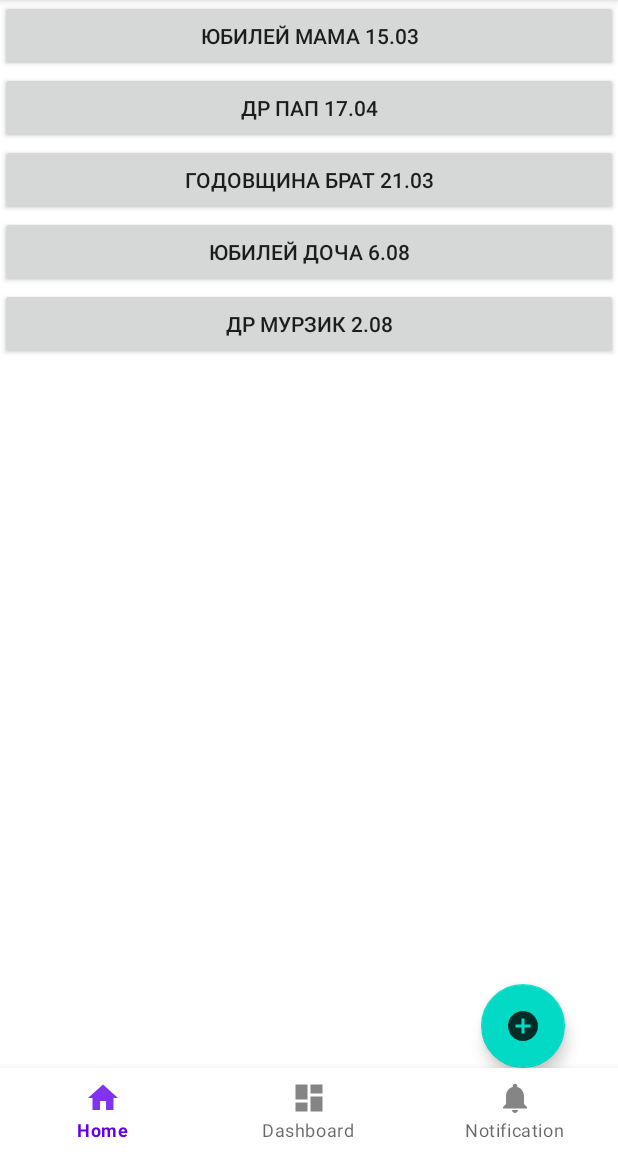
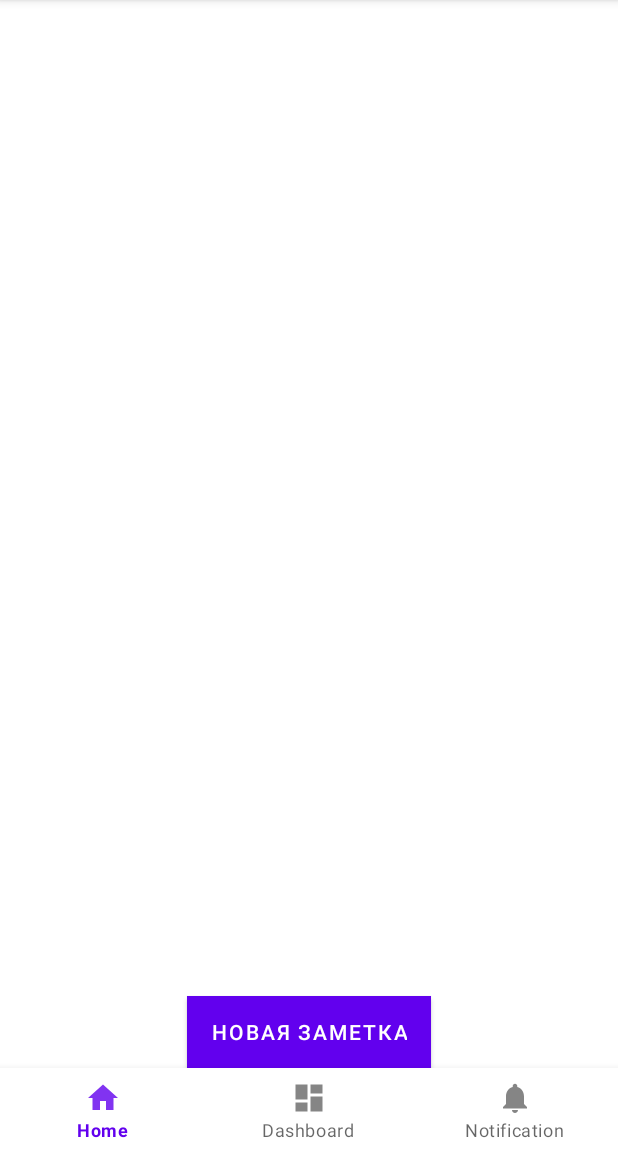
Before and after one commit to Tati1909/Fragment, an Android app: the screen it shows after launch (MainActivity), on a phone screen of 412 x 824 dp, the part 84-1236 px from its top. Run offline under Robolectric (Android 15) with nearby library versions, the phone set to English and light mode, and no system bars.

Commit message:
делала за вами по ходу 8 лекции: создали первый фрагмент с кнопкой создать новую заметку с помощью интерфейса

```diff
--- a/app/src/main/java/com/example/fragment/MainActivity.java
+++ b/app/src/main/java/com/example/fragment/MainActivity.java
@@ -1,21 +1,16 @@
 package com.example.fragment;
 
 import android.annotation.SuppressLint;
-import android.content.res.Configuration;
 import android.os.Bundle;
 import android.view.Menu;
 import android.view.MenuItem;
-import android.widget.PopupMenu;
 import android.widget.Toast;
 
 import androidx.annotation.NonNull;
 import androidx.appcompat.app.AppCompatActivity;
 import androidx.appcompat.widget.Toolbar;
 
-import com.google.android.material.floatingactionbutton.FloatingActionButton;
-
-public class MainActivity extends AppCompatActivity implements NotesFragment.Controller, NotesListFragment.Controller {
-    private FloatingActionButton buttonCreateNote;
+public class MainActivity extends AppCompatActivity implements EditNoteFragment.Controller, NotesListFragment.Contract {
 
     @Override
     protected void onCreate(Bundle savedInstanceState) {
@@ -25,19 +20,27 @@ public class MainActivity extends AppCompatActivity implements NotesFragment.Con
         //заменяем ActionBar на ToolBar
         Toolbar toolbar = findViewById(R.id.toolbar);
         setSupportActionBar(toolbar);
+        showNotesListFragment();
+    }
 
-       /* //добавила кнопку плюс для создания новой заметки
-        buttonCreateNote = findViewById(R.id.create_a_note);
-        buttonCreateNote.setOnClickListener(v ->
-                Toast.makeText(this, "Создаем папку", Toast.LENGTH_LONG).show());
-        */
+    //добавляем наш фрагмент в контейнер
+    private void showNotesListFragment() {
         getSupportFragmentManager().
                 beginTransaction().
                 add(R.id.container, new NotesListFragment()).
                 commit();
     }
 
-    private void showPopup() {
+    private void showEditNoteFragment() {
+        getSupportFragmentManager().
+                beginTransaction().
+                addToBackStack(null).
+                add(R.id.container, new EditNoteFragment()).
+                commit();
+    }
+
+
+   /* private void showPopup() {
         PopupMenu popupMenu = new PopupMenu(this, buttonCreateNote);
         popupMenu.inflate(R.menu.main_menu);
         popupMenu.setOnMenuItemClickListener(menuItem -> {
@@ -45,7 +48,7 @@ public class MainActivity extends AppCompatActivity implements NotesFragment.Con
             return false;
         });
         popupMenu.show();
-    }
+    } */
 
     //определяем верхнее меню приложения
     @Override
@@ -80,18 +83,23 @@ public class MainActivity extends AppCompatActivity implements NotesFragment.Con
         //todo
     }
 
-    //метод интерфейса
+    //метод интерфейса должен создать новую детальную заметку
+    // с возможностью редактирования
     @Override
-    public void openNotesScreen(NotesEntity dossier) {
+    public void createNewNote() {
+        showEditNoteFragment();
+        /*
         //если ориентация горизонтальная(boolean),то досье будем ложить в detail_container_land
         boolean isLandScape = getResources().getConfiguration().orientation ==
                 Configuration.ORIENTATION_LANDSCAPE;
         getSupportFragmentManager().
                 beginTransaction().
-                add(isLandScape ? R.id.detail_container_land : R.id.container, NotesFragment.newInstance(dossier)).
                 //при нажатии назад, приложение переходит на первый фрагмент
                         addToBackStack(null).
+                //replace вместо add, чтобы фрагменты не накладывались друг на друга
+                        replace(isLandScape ? R.id.detail_container_land : R.id.container,
+                        EditNoteFragment.newInstance(dossier)).
                 commit();
-
+*/
     }
 }
--- a/app/src/main/java/com/example/fragment/NotesListFragment.java
+++ b/app/src/main/java/com/example/fragment/NotesListFragment.java
@@ -18,49 +18,62 @@ public class NotesListFragment extends Fragment {
     private final NotesEntity dossier4 = new NotesEntity("юбилей", "доча", "6.08");
     private final NotesEntity dossier5 = new NotesEntity("ДР", "мурзик", "2.08");
 
-    private LinearLayout linearLayout;
+    private LinearLayout listLinearLayout;
+    private Button buttonCreateNote;
 
-    private void addNotesToList(NotesEntity notesEntity) {
+   /* private void addNotesToList(NotesEntity notesEntity) {
         Button button = new Button(getContext());
         button.setText(notesEntity.toString());
         button.setOnClickListener(v -> {
             //при нажатии на кнопку контроллер должен открыть кнопку
             //и передать в кнопку досье
-            ((Controller) getActivity()).openNotesScreen(notesEntity);
+            ((Contract) getActivity()).createNewNote(notesEntity);
         });
 
-        linearLayout.addView(button);
-    }
+        listLinearLayout.addView(button);
+    }); */
 
+    //метод для инициализации наших вьюшек
     @Override
     public View onCreateView(LayoutInflater inflater, ViewGroup container, Bundle savedInstanceState) {
-        return inflater.inflate(R.layout.fragment_notes_list, null);
+        View view = inflater.inflate(R.layout.fragment_notes_list, container, false);
+        //кнопка создания новой заметки
+        buttonCreateNote = view.findViewById(R.id.create_a_note);
+        listLinearLayout = view.findViewById(R.id.list_linear_layout);
+        return view;
     }
 
     @Override
     public void onAttach(Context context) {
         super.onAttach(context);
-        //делаем проверку, что активити имплементирует интерфейс Controller
-        if (!(context instanceof Controller)) {
+        //делаем проверку, что активити имплементирует интерфейс Contract
+        if (!(context instanceof Contract)) {
             throw new RuntimeException("Activity must implement NotesListController");
         }
     }
 
+    //этот метод для обработки кнопок и другой работы
     @Override
     public void onViewCreated(View view, Bundle savedInstanceState) {
-        linearLayout = view.findViewById(R.id.linear);
-
+        buttonCreateNote.setOnClickListener(v -> {
+            getContract().createNewNote();
+        });
+/*
         addNotesToList(dossier1);
         addNotesToList(dossier2);
         addNotesToList(dossier3);
         addNotesToList(dossier4);
-        addNotesToList(dossier5);
+        addNotesToList(dossier5); */
+    }
+
+    private Contract getContract() {
+        return (Contract) getActivity();
     }
 
     //с пом. этого интерфейса
-    //контроллер должен открывать кнопку фрагмента
-    //и передавать в нее досье (фрагмент ничего не должен знать об активити и других фрагментах)
-    interface Controller {
-        void openNotesScreen(NotesEntity dossier);
+    //контроллер создаст новую заметку
+    // (фрагмент ничего не должен знать об активити и других фрагментах)
+    interface Contract {
+        void createNewNote();
     }
 }
--- a/app/src/main/res/layout/activity_main.xml
+++ b/app/src/main/res/layout/activity_main.xml
@@ -32,25 +32,12 @@
         android:background="#00BCD4"
         android:gravity="center"
         android:orientation="vertical"
-        app:layout_constraintBottom_toTopOf="@+id/create_a_note"
+        app:layout_constraintBottom_toTopOf="@+id/bottom_navigation"
         app:layout_constraintEnd_toEndOf="parent"
         app:layout_constraintStart_toStartOf="parent"
         app:layout_constraintTop_toBottomOf="@+id/appbar_layout">
 
     </FrameLayout>
-
-    <com.google.android.material.floatingactionbutton.FloatingActionButton
-        android:id="@+id/create_a_note"
-        android:layout_width="wrap_content"
-        android:layout_height="wrap_content"
-        android:contentDescription="@string/todo"
-        app:showAsAction="always"
-        app:layout_constraintBottom_toTopOf="@+id/bottom_navigation"
-        app:layout_constraintEnd_toEndOf="parent"
-        app:layout_constraintHorizontal_bias="0.9"
-        app:layout_constraintStart_toStartOf="parent"
-        app:layout_constraintTop_toBottomOf="@+id/container"
-        app:srcCompat="@drawable/ic_create_note" />
 
     <com.google.android.material.bottomnavigation.BottomNavigationView
         android:id="@+id/bottom_navigation"
@@ -59,7 +46,7 @@
         app:layout_constraintBottom_toBottomOf="parent"
         app:layout_constraintEnd_toEndOf="parent"
         app:layout_constraintStart_toStartOf="parent"
-        app:layout_constraintTop_toBottomOf="@+id/create_a_note"
+        app:layout_constraintTop_toBottomOf="@+id/container"
         app:menu="@menu/bottom_nav_menu" />
 
 </androidx.constraintlayout.widget.ConstraintLayout>
--- a/app/src/main/res/layout/fragment_notes_list.xml
+++ b/app/src/main/res/layout/fragment_notes_list.xml
@@ -1,12 +1,32 @@
 <?xml version="1.0" encoding="utf-8"?>
-<LinearLayout xmlns:android="http://schemas.android.com/apk/res/android"
+<androidx.constraintlayout.widget.ConstraintLayout xmlns:android="http://schemas.android.com/apk/res/android"
     xmlns:tools="http://schemas.android.com/tools"
-    android:id="@+id/linear"
     android:layout_width="match_parent"
     android:layout_height="match_parent"
+    xmlns:app="http://schemas.android.com/apk/res-auto"
     android:background="@color/white"
     android:orientation="vertical"
     tools:context=".MainActivity">
 
+    <LinearLayout
+        android:id="@+id/list_linear_layout"
+        android:layout_width="0dp"
+        android:layout_height="0dp"
+        android:orientation="vertical"
+        app:layout_constraintBottom_toTopOf="@id/create_a_note"
+        app:layout_constraintEnd_toEndOf="parent"
+        app:layout_constraintStart_toStartOf="parent"
+        app:layout_constraintTop_toTopOf="parent" />
 
-</LinearLayout>
+    <Button
+        android:id="@+id/create_a_note"
+        android:layout_width="wrap_content"
+        android:layout_height="wrap_content"
+        android:background="@color/color_button_new_a_note"
+        android:text="@string/new_note"
+        app:layout_constraintBottom_toBottomOf="parent"
+        app:layout_constraintEnd_toEndOf="parent"
+        app:layout_constraintStart_toStartOf="parent"
+        app:layout_constraintTop_toBottomOf="@id/list_linear_layout" />
+
+</androidx.constraintlayout.widget.ConstraintLayout>
--- /dev/null
+++ b/app/src/main/res/values-night/colors.xml
@@ -0,0 +1,4 @@
+<?xml version="1.0" encoding="utf-8"?>
+<resources>
+    <color name="color_button_new_a_note">#FFEB3B</color>
+</resources>
--- a/app/src/main/res/values-night/strings.xml
+++ b/app/src/main/res/values-night/strings.xml
@@ -10,4 +10,5 @@
     <string name="home">Home</string>
     <string name="dashboard">Dashboard</string>
     <string name="notification">Notification</string>
+    <string name="new_note">Новая заметка</string>
 </resources>
--- a/app/src/main/res/values/colors.xml
+++ b/app/src/main/res/values/colors.xml
@@ -7,4 +7,5 @@
     <color name="teal_700">#FF018786</color>
     <color name="black">#FF000000</color>
     <color name="white">#FFFFFFFF</color>
+    <color name="color_button_new_a_note">#FFEB3B</color>
 </resources>
--- a/app/src/main/res/values/strings.xml
+++ b/app/src/main/res/values/strings.xml
@@ -11,4 +11,5 @@
     <string name="home">Home</string>
     <string name="dashboard">Dashboard</string>
     <string name="notification">Notification</string>
+    <string name="new_note">Новая заметка</string>
 </resources>
```
Also changed, not shown: app/src/main/java/com/example/fragment/EditNoteFragment.java (renamed from app/src/main/java/com/example/fragment/NotesFragment.java, +7 -7 lines), app/src/main/res/layout/fragment_notes_detail.xml (renamed from app/src/main/res/layout/fragment_notes.xml).
